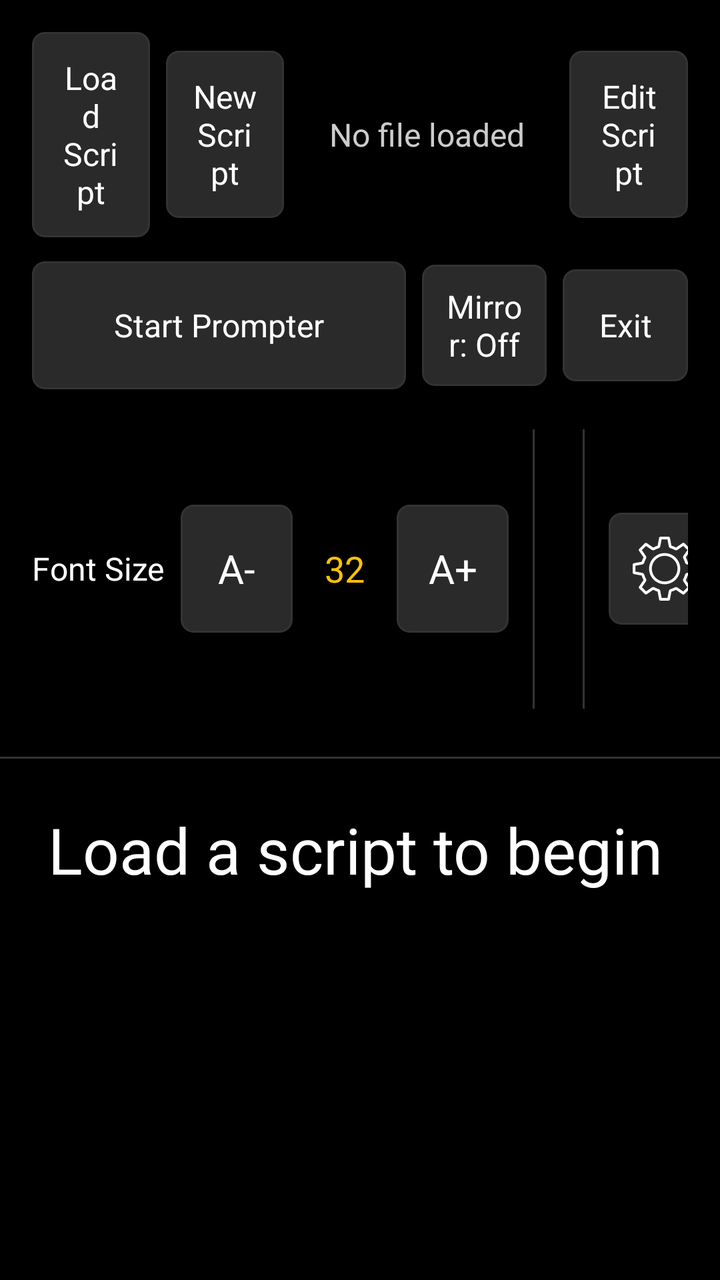
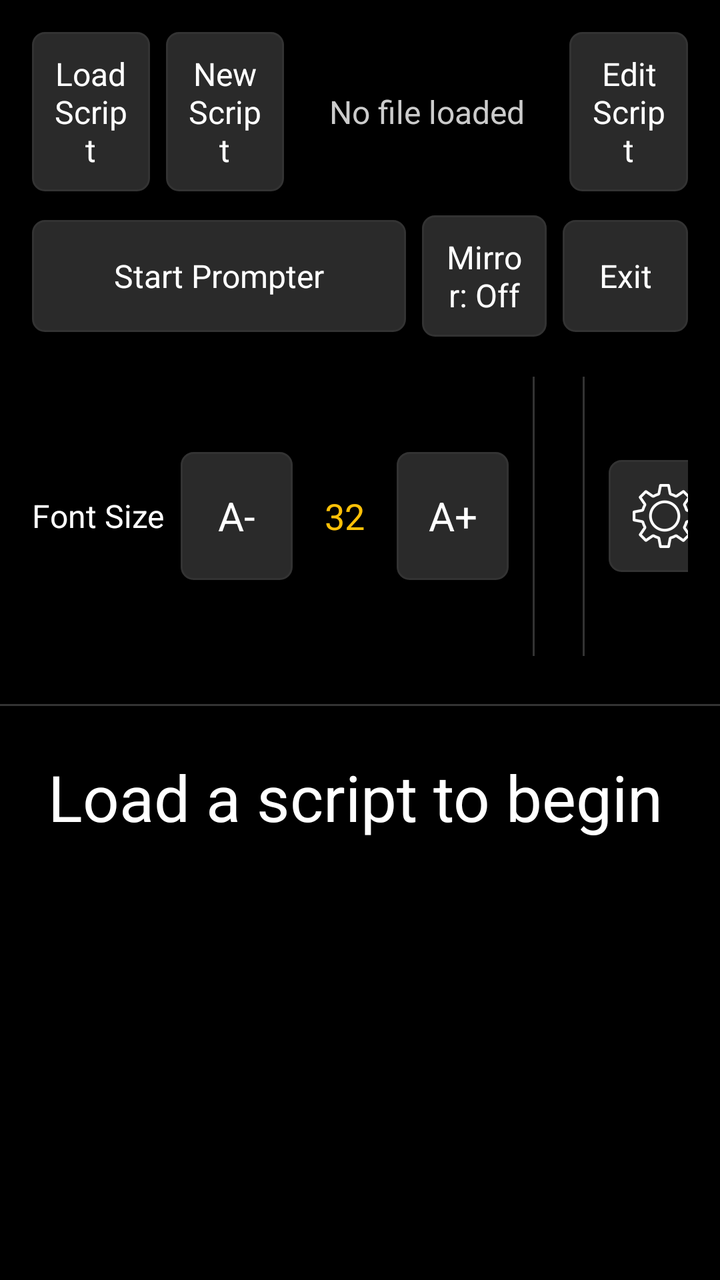

The first picture is an Android layout as it rendered before a commit; the second is the same layout after the commit. The layout source and the unified diff follow.
<!-- AndroidManifest.xml: application theme AppTheme -->
<!-- res/layout/activity_main.xml -->
<?xml version="1.0" encoding="utf-8"?>
<LinearLayout xmlns:android="http://schemas.android.com/apk/res/android"
    android:layout_width="match_parent"
    android:layout_height="match_parent"
    android:orientation="vertical"
    android:background="@color/background_black">

    <LinearLayout
        android:id="@+id/controlsPanel"
        android:layout_width="match_parent"
        android:layout_height="wrap_content"
        android:orientation="vertical"
        android:background="@color/background_black"
        android:padding="@dimen/control_padding">

        
        <LinearLayout
            android:layout_width="match_parent"
            android:layout_height="wrap_content"
            android:orientation="horizontal"
            android:gravity="center_vertical">

            <Button
                android:id="@+id/btnOpenFile"
                style="@style/ControlButton"
                android:layout_width="0dp"
                android:layout_height="wrap_content"
                android:layout_weight="1"
                android:textSize="@dimen/secondary_text_size"
                android:text="@string/btn_open_file" />

            <Button
                android:id="@+id/btnNewScript"
                style="@style/ControlButton"
                android:layout_width="0dp"
                android:layout_height="wrap_content"
                android:layout_weight="1"
                android:layout_marginLeft="8dp"
                android:layout_marginStart="8dp"
                android:textSize="@dimen/secondary_text_size"
                android:text="@string/btn_new_script" />

            <TextView
                android:id="@+id/currentFileLabel"
                android:layout_width="0dp"
                android:layout_height="wrap_content"
                android:layout_weight="2"
                android:layout_marginLeft="12dp"
                android:layout_marginStart="12dp"
                android:layout_marginRight="12dp"
                android:layout_marginEnd="12dp"
                android:text="@string/no_file_loaded"
                android:textColor="@color/text_light_gray"
                android:textSize="16sp"
                android:gravity="center"
                android:maxLines="1"
                android:ellipsize="middle" />

            <Button
                android:id="@+id/btnEditScript"
                style="@style/ControlButton"
                android:layout_width="0dp"
                android:layout_height="wrap_content"
                android:layout_weight="1"
                android:textSize="@dimen/secondary_text_size"
                android:text="@string/btn_edit_script" />
        </LinearLayout>

        
        <LinearLayout
            android:layout_width="match_parent"
            android:layout_height="wrap_content"
            android:orientation="horizontal"
            android:layout_marginTop="12dp"
            android:gravity="center_vertical">

            <Button
                android:id="@+id/btnStart"
                style="@style/ControlButton"
                android:layout_width="0dp"
                android:layout_height="wrap_content"
                android:layout_weight="3"
                android:layout_marginRight="8dp"
                android:layout_marginEnd="8dp"
                android:textSize="@dimen/secondary_text_size"
                android:text="@string/btn_start" />

            <ToggleButton
                android:id="@+id/mirrorToggle"
                style="@style/SecondaryControlButton"
                android:layout_width="0dp"
                android:layout_height="wrap_content"
                android:layout_weight="1"
                android:layout_marginRight="8dp"
                android:layout_marginEnd="8dp"
                android:textOn="@string/mirror_on"
                android:textOff="@string/mirror_off" />

            <Button
                android:id="@+id/btnExit"
                style="@style/SecondaryControlButton"
                android:layout_width="0dp"
                android:layout_height="wrap_content"
                android:layout_weight="1"
                android:text="@string/btn_exit" />
        </LinearLayout>

        
        <LinearLayout
            android:layout_width="match_parent"
            android:layout_height="wrap_content"
            android:orientation="horizontal"
            android:layout_marginTop="12dp"
            android:gravity="center_vertical">

            <LinearLayout
                android:layout_width="wrap_content"
                android:layout_height="wrap_content"
                android:orientation="horizontal"
                android:gravity="center_vertical">

                <TextView
                    android:layout_width="wrap_content"
                    android:layout_height="wrap_content"
                    android:layout_marginRight="8dp"
                    android:layout_marginEnd="8dp"
                    android:text="@string/font_size_static_label"
                    android:textColor="@color/text_white"
                    android:textSize="16sp" />

                <Button
                    android:id="@+id/btnFontDecrease"
                    style="@style/ControlButton"
                    android:layout_width="wrap_content"
                    android:layout_height="wrap_content"
                    android:minWidth="56dp"
                    android:text="@string/btn_font_decrease" />

                <TextView
                    android:id="@+id/fontSizeLabel"
                    android:layout_width="wrap_content"
                    android:layout_height="wrap_content"
                    android:layout_marginLeft="6dp"
                    android:layout_marginStart="6dp"
                    android:layout_marginRight="6dp"
                    android:layout_marginEnd="6dp"
                    android:minWidth="40dp"
                    android:gravity="center"
                    android:textColor="@color/accent_amber"
                    android:textSize="18sp"
                    android:text="@string/font_size_default_label" />

                <Button
                    android:id="@+id/btnFontIncrease"
                    style="@style/ControlButton"
                    android:layout_width="wrap_content"
                    android:layout_height="wrap_content"
                    android:minWidth="56dp"
                    android:text="@string/btn_font_increase" />
            </LinearLayout>

            <View
                android:layout_width="@dimen/adjustment_divider_width"
                android:layout_height="match_parent"
                android:layout_marginLeft="12dp"
                android:layout_marginStart="12dp"
                android:layout_marginRight="12dp"
                android:layout_marginEnd="12dp"
                android:layout_marginTop="@dimen/adjustment_divider_vertical_margin"
                android:layout_marginBottom="@dimen/adjustment_divider_vertical_margin"
                android:background="@color/divider_color"
                android:clickable="false"
                android:focusable="false" />

            <LinearLayout
                android:layout_width="0dp"
                android:layout_height="wrap_content"
                android:layout_weight="1"
                android:orientation="horizontal"
                android:gravity="center_vertical">

                <TextView
                    android:layout_width="wrap_content"
                    android:layout_height="wrap_content"
                    android:text="@string/speed_prefix"
                    android:textColor="@color/text_white"
                    android:textSize="16sp" />

                <TextView
                    android:id="@+id/speedLabel"
                    android:layout_width="wrap_content"
                    android:layout_height="wrap_content"
                    android:minWidth="32dp"
                    android:layout_marginLeft="4dp"
                    android:layout_marginStart="4dp"
                    android:gravity="center"
                    android:textColor="@color/accent_amber"
                    android:textSize="18sp"
                    android:text="@string/speed_default_label" />

                <SeekBar
                    android:id="@+id/speedSeekBar"
                    android:layout_width="0dp"
                    android:layout_height="wrap_content"
                    android:layout_weight="1"
                    android:layout_marginLeft="12dp"
                    android:layout_marginStart="12dp"
                    android:layout_marginRight="8dp"
                    android:layout_marginEnd="8dp" />

                <Button
                    android:id="@+id/btnPreview"
                    style="@style/SecondaryControlButton"
                    android:layout_width="wrap_content"
                    android:layout_height="wrap_content"
                    android:minWidth="96dp"
                    android:text="@string/btn_preview" />
            </LinearLayout>

            
            <View
                android:layout_width="@dimen/adjustment_divider_width"
                android:layout_height="match_parent"
                android:layout_marginLeft="12dp"
                android:layout_marginStart="12dp"
                android:layout_marginRight="12dp"
                android:layout_marginEnd="12dp"
                android:layout_marginTop="@dimen/adjustment_divider_vertical_margin"
                android:layout_marginBottom="@dimen/adjustment_divider_vertical_margin"
                android:background="@color/divider_color"
                android:clickable="false"
                android:focusable="false" />

            <ImageButton
                android:id="@+id/btnSettings"
                android:layout_width="@dimen/secondary_button_height"
                android:layout_height="@dimen/secondary_button_height"
                android:background="@drawable/button_background"
                android:scaleType="fitCenter"
                android:padding="12dp"
                android:src="@drawable/ic_settings"
                android:contentDescription="@string/settings_content_description" />
        </LinearLayout>
    </LinearLayout>

    <View
        android:layout_width="match_parent"
        android:layout_height="1dp"
        android:background="@color/divider_color" />

    <FrameLayout
        android:id="@+id/fullScreenContainer"
        android:layout_width="match_parent"
        android:layout_height="0dp"
        android:layout_weight="1"
        android:background="@color/background_black">

        <ScrollView
            android:id="@+id/scrollView"
            android:layout_width="match_parent"
            android:layout_height="match_parent"
            android:background="@color/background_black"
            android:scrollbars="none"
            android:fillViewport="true">

            <TextView
                android:id="@+id/scriptText"
                android:layout_width="match_parent"
                android:layout_height="wrap_content"
                android:padding="24dp"
                android:textColor="@color/text_white"
                android:textSize="@dimen/script_default_text_size"
                android:lineSpacingMultiplier="1.2"
                android:text="@string/default_script_placeholder" />
        </ScrollView>

        <TextView
            android:id="@+id/countdownText"
            android:layout_width="wrap_content"
            android:layout_height="wrap_content"
            android:layout_gravity="center"
            android:visibility="gone"
            android:background="@drawable/countdown_background"
            android:paddingLeft="48dp"
            android:paddingRight="48dp"
            android:paddingTop="16dp"
            android:paddingBottom="16dp"
            android:gravity="center"
            android:textColor="@color/text_white"
            android:textStyle="bold"
            android:textSize="@dimen/countdown_text_size" />

        <TextView
            android:id="@+id/tapInstructionText"
            android:layout_width="wrap_content"
            android:layout_height="wrap_content"
            android:layout_gravity="center"
            android:visibility="gone"
            android:clickable="false"
            android:focusable="false"
            android:background="@drawable/countdown_background"
            android:paddingLeft="48dp"
            android:paddingRight="48dp"
            android:paddingTop="16dp"
            android:paddingBottom="16dp"
            android:gravity="center"
            android:textColor="@color/text_white"
            android:textStyle="bold"
            android:text="@string/tap_to_start"
            android:textSize="@dimen/tap_instruction_text_size" />

        
        <LinearLayout
            android:id="@+id/pauseMenuOverlay"
            android:layout_width="match_parent"
            android:layout_height="match_parent"
            android:orientation="horizontal"
            android:gravity="center"
            android:background="@color/pause_menu_scrim"
            android:visibility="gone"
            android:clickable="true"
            android:focusable="true">

            <Button
                android:id="@+id/btnResume"
                style="@style/ControlButton"
                android:layout_width="wrap_content"
                android:layout_height="wrap_content"
                android:minWidth="160dp"
                android:layout_marginRight="16dp"
                android:layout_marginEnd="16dp"
                android:text="@string/btn_resume" />

            <Button
                android:id="@+id/btnRestart"
                style="@style/ControlButton"
                android:layout_width="wrap_content"
                android:layout_height="wrap_content"
                android:minWidth="160dp"
                android:layout_marginRight="16dp"
                android:layout_marginEnd="16dp"
                android:text="@string/btn_restart" />

            <Button
                android:id="@+id/btnBackToControls"
                style="@style/ControlButton"
                android:layout_width="wrap_content"
                android:layout_height="wrap_content"
                android:minWidth="160dp"
                android:text="@string/btn_back_to_controls" />

        </LinearLayout>

    </FrameLayout>

</LinearLayout>
<!-- resources referenced by this layout -->
<resources>
  <color name="accent_amber">#FFFFC107</color>
  <color name="background_black">#FF000000</color>
  <color name="divider_color">#FF333333</color>
  <color name="pause_menu_scrim">#CC000000</color>
  <color name="text_light_gray">#FFCCCCCC</color>
  <color name="text_white">#FFFFFFFF</color>
  <dimen name="adjustment_divider_vertical_margin">8dp</dimen>
  <dimen name="adjustment_divider_width">1dp</dimen>
  <dimen name="control_padding">16dp</dimen>
  <dimen name="countdown_text_size">140sp</dimen>
  <dimen name="script_default_text_size">32sp</dimen>
  <dimen name="secondary_button_height">56dp</dimen>
  <dimen name="secondary_text_size">16sp</dimen>
  <dimen name="tap_instruction_text_size">64sp</dimen>
  <!-- drawable countdown_background (drawable) -->
  <?xml version="1.0" encoding="utf-8"?>
  <shape xmlns:android="http://schemas.android.com/apk/res/android"
      android:shape="rectangle">
      <solid android:color="#CC000000" />
      <corners android:radius="24dp" />
      <stroke android:width="2dp" android:color="@color/accent_amber" />
  </shape>
  <string name="btn_back_to_controls">Back to Controls</string>
  <string name="btn_edit_script">Edit Script</string>
  <string name="btn_exit">Exit</string>
  <string name="btn_font_decrease">A-</string>
  <string name="btn_font_increase">A+</string>
  <string name="btn_new_script">New Script</string>
  <string name="btn_open_file">Load Script</string>
  <string name="btn_preview">Preview</string>
  <string name="btn_restart">Restart</string>
  <string name="btn_resume">Resume</string>
  <string name="btn_start">Start Prompter</string>
  <string name="default_script_placeholder">Load a script to begin</string>
  <string name="font_size_default_label">32</string>
  <string name="font_size_static_label">Font Size</string>
  <string name="mirror_off">Mirror: Off</string>
  <string name="mirror_on">Mirror: On</string>
  <string name="no_file_loaded">No file loaded</string>
  <string name="settings_content_description">Settings</string>
  <string name="speed_default_label">5</string>
  <string name="speed_prefix">Speed:</string>
  <string name="tap_to_start">Tap to Start</string>
  <style name="ControlButton">
          <item name="android:minHeight">@dimen/control_button_height</item>
          <item name="android:textSize">@dimen/control_text_size</item>
          <item name="android:textColor">@color/text_white</item>
          <item name="android:background">@drawable/button_background</item>
          <item name="android:padding">12dp</item>
          <item name="android:textAllCaps">false</item>
      </style>
  <style name="SecondaryControlButton">
          <item name="android:minHeight">@dimen/secondary_button_height</item>
          <item name="android:textSize">@dimen/secondary_text_size</item>
          <item name="android:textColor">@color/text_white</item>
          <item name="android:background">@drawable/button_background</item>
          <item name="android:padding">10dp</item>
          <item name="android:textAllCaps">false</item>
      </style>
  <style name="AppTheme" parent="android:Theme.Black.NoTitleBar">
          <item name="android:windowBackground">@color/background_black</item>
      </style>
  <color name="button_pressed">#FF444444</color>
  <color name="button_normal">#FF2A2A2A</color>
  <dimen name="control_button_height">64dp</dimen>
  <dimen name="control_text_size">20sp</dimen>
  <!-- unchanged entries left out for length: 2 -->
</resources>

<!-- the commit's change to res/layout/activity_main.xml (unified diff, before → after) -->
@@ -22,22 +22,20 @@
 
             <Button
                 android:id="@+id/btnOpenFile"
-                style="@style/ControlButton"
-                android:layout_width="0dp"
-                android:layout_height="wrap_content"
-                android:layout_weight="1"
-                android:textSize="@dimen/secondary_text_size"
+                style="@style/SecondaryControlButton"
+                android:layout_width="0dp"
+                android:layout_height="wrap_content"
+                android:layout_weight="1"
                 android:text="@string/btn_open_file" />
 
             <Button
                 android:id="@+id/btnNewScript"
-                style="@style/ControlButton"
+                style="@style/SecondaryControlButton"
                 android:layout_width="0dp"
                 android:layout_height="wrap_content"
                 android:layout_weight="1"
                 android:layout_marginLeft="8dp"
                 android:layout_marginStart="8dp"
-                android:textSize="@dimen/secondary_text_size"
                 android:text="@string/btn_new_script" />
 
             <TextView
@@ -58,11 +56,10 @@
 
             <Button
                 android:id="@+id/btnEditScript"
-                style="@style/ControlButton"
-                android:layout_width="0dp"
-                android:layout_height="wrap_content"
-                android:layout_weight="1"
-                android:textSize="@dimen/secondary_text_size"
+                style="@style/SecondaryControlButton"
+                android:layout_width="0dp"
+                android:layout_height="wrap_content"
+                android:layout_weight="1"
                 android:text="@string/btn_edit_script" />
         </LinearLayout>
 
@@ -76,13 +73,12 @@
 
             <Button
                 android:id="@+id/btnStart"
-                style="@style/ControlButton"
+                style="@style/SecondaryControlButton"
                 android:layout_width="0dp"
                 android:layout_height="wrap_content"
                 android:layout_weight="3"
                 android:layout_marginRight="8dp"
                 android:layout_marginEnd="8dp"
-                android:textSize="@dimen/secondary_text_size"
                 android:text="@string/btn_start" />
 
             <ToggleButton
